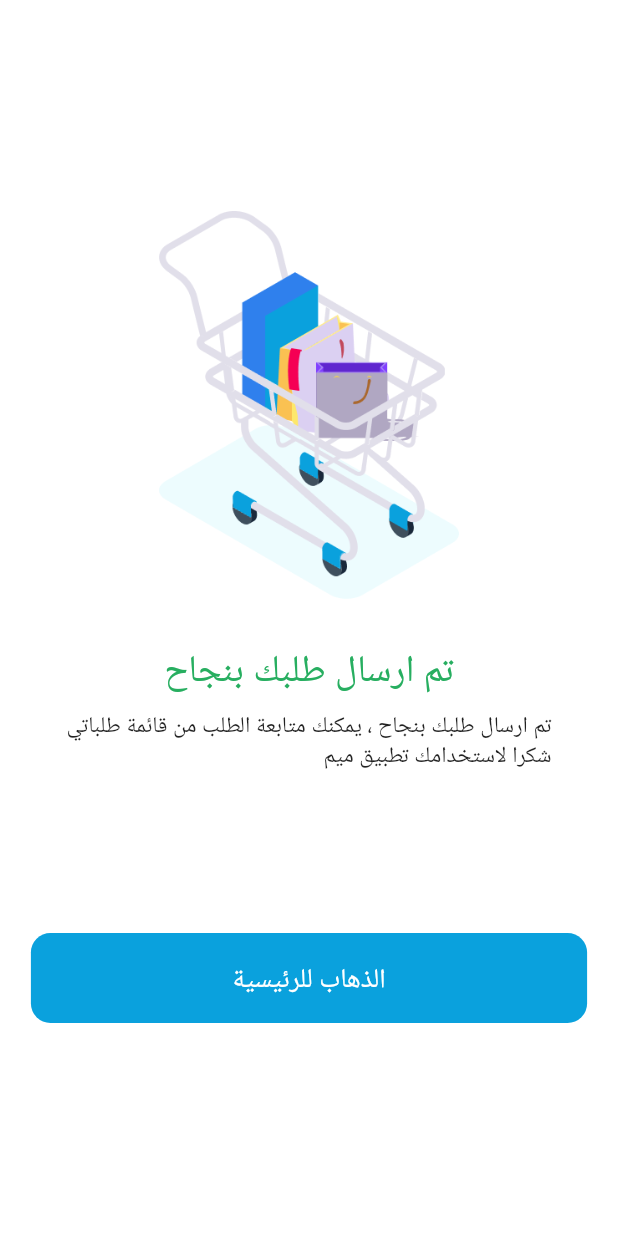
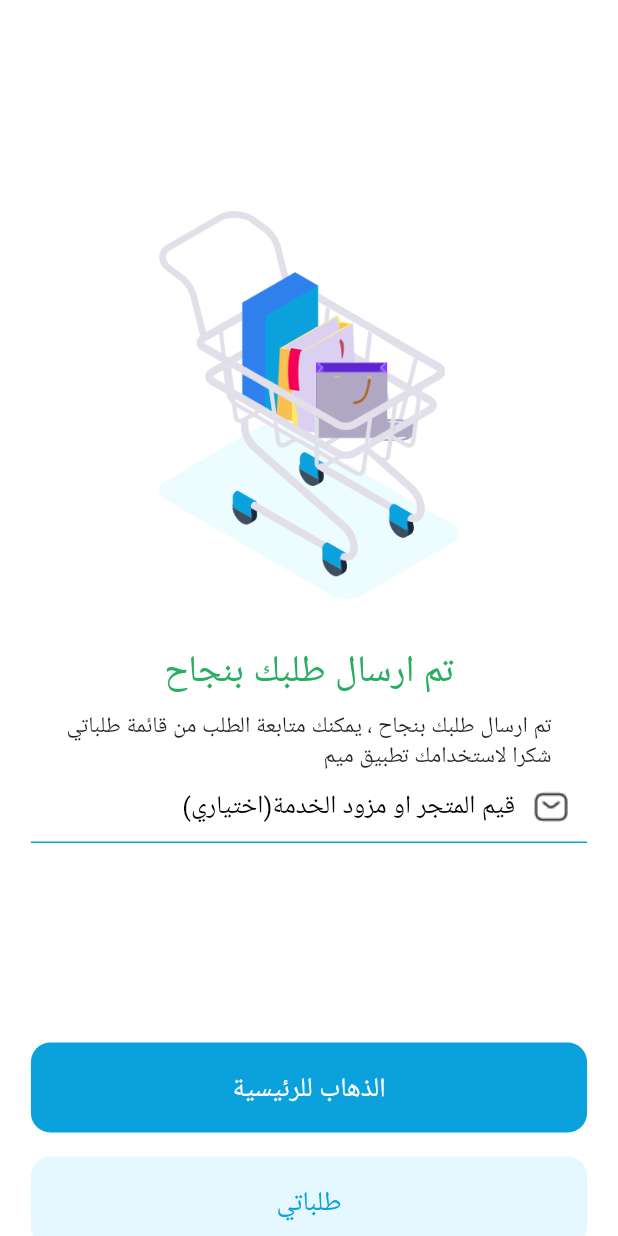
Before and after one commit to MostafaMorsy01/mim_app, a Flutter app: the OrderSuccessMobileView screen opened directly, on a phone screen of 412 x 824 dp. Run offline on Flutter 3.47's test engine with Material 2 defaults, Android fonts, the phone set to English and light mode, and no system bars; our stand-ins replace cached_network_image, connectivity_plus, device_preview, dio, dotted_border, dropdown_button2 and 15 more; missing offline and left inert: dart:ffi, multi_image_picker_view, multiple_images_picker; accounts and stored records are empty; Roboto replaces fonts that are missing (CairoBold, CairoRegular).

Commit message:
- ready for search

```diff
--- a/assets/languages/ar.json
+++ b/assets/languages/ar.json
@@ -117,7 +117,7 @@
     "enter_your_name" : "أدخل أسمك",
     "verify" :"تفعيل",
     "verify_account" : "تفعيل الحساب",
-    "please_enter_otp_code_sent_to_your_mail" :"من فضلك ادخل رقم الكود المرسل الى البريد الاليكتروني الخاص بك ، لتتمكن من تفعيل حسابك",
+    "please_enter_otp_code_sent_to_your_mail" :"من فضلك ادخل رقم الكود المرسل الى رقم الجوال ، لتتمكن من تفعيل حسابك",
     "resend_code" : "أعد إرسال الرمز",
     "login_user" : "قم بتسجيل الدخول لمستخدم",
     "login_sp" : "قم بتسجيل الدخول لامتلاك متجر ",
@@ -172,6 +172,7 @@
     "inprogress": "قيد التنفيذ",
     "delivered": "تم التوصيل",
     "order_no": "رقم الطلب #",
-    "order_stat": "حالة الطلب:"
+    "order_stat": "حالة الطلب:",
+    "order_rate": "قيم المتجر او مزود الخدمة(اختياري)"
 
 }
--- a/lib/Modules/Authentication/Views/Mobile/login_mobile_view.dart
+++ b/lib/Modules/Authentication/Views/Mobile/login_mobile_view.dart
@@ -269,8 +269,8 @@ class _LoginMobileViewState extends State<LoginMobileView> {
                       style: const TextStyle(
                           height: 1.6,
                           color: AppColors.primary,
-                          fontFamily: AppFonts.cairoFontLight,
-                          fontSize: 20),
+                          fontFamily: AppFonts.cairoFontMedium,
+                          fontSize: 18),
                     ),
                   ),
                 ),
--- a/lib/Modules/Cart/Model/car_core_model.dart
+++ b/lib/Modules/Cart/Model/car_core_model.dart
@@ -11,11 +11,11 @@ class CartCoreModel {
   CartCoreModel.fromJson(Map<String, dynamic>? json) {
     if (json!['cart_item'] != null) {
       cartItem = <CartItem>[];
-      json!['cart_item'].forEach((v) {
+      json['cart_item'].forEach((v) {
         cartItem!.add(new CartItem.fromJson(v));
       });
     }
-    subTotal = json['sub_total'];
+    subTotal = json!['sub_total'];
     shipmentFees = json['shipment_fees'];
     total = json['total'];
   }
--- a/lib/Modules/Cart/ViewModel/cart_view_model.dart
+++ b/lib/Modules/Cart/ViewModel/cart_view_model.dart
@@ -26,6 +26,7 @@ class CartViewModel with ChangeNotifier {
   Future<void> cartFetchingData(
       BuildContext context,
       ) async {
+
     print("loading");
     secondaryStatus = Status.loading;
     notifyListeners();
--- a/lib/Modules/Order/Views/Mobile/order_sucess_mobile_view.dart
+++ b/lib/Modules/Order/Views/Mobile/order_sucess_mobile_view.dart
@@ -3,10 +3,13 @@ import 'package:flutter/material.dart';
 import 'package:meem_app/Constants/app_colors.dart';
 import 'package:meem_app/Localization/app_localization.dart';
 
+import '../../../../CommonWidget/custom_text_field_widget.dart';
 import '../../../../CommonWidget/main_button.dart';
 import '../../../../Constants/app_assets.dart';
 import '../../../../Constants/app_fonts.dart';
+import '../../../../Services/text_field_validations.dart';
 import '../../../BottomNavbar/Views/bottom_navbar_view.dart';
+import '../../../ListOrder/Views/Mobile/order_list_mobile_vieew.dart';
 
 class OrderSuccessMobileView extends StatefulWidget {
   const OrderSuccessMobileView({Key? key}) : super(key: key);
@@ -16,11 +19,21 @@ class OrderSuccessMobileView extends StatefulWidget {
 }
 
 class _OrderSuccessMobileViewState extends State<OrderSuccessMobileView> {
+  TextEditingController rateController = TextEditingController();
+  final _formKey = GlobalKey<FormState>();
+  @override
+  void dispose() {
+    rateController.dispose();
+    super.dispose();
+  }
   @override
   Widget build(BuildContext context) {
     final deviceSize = MediaQuery.of(context).size;
+    final node = FocusScope.of(context);
     return Scaffold(
-      body: Container(
+      body: Form(
+        key: _formKey,
+        child: Container(
           child: Column(
             children: [
               Padding(
@@ -56,6 +69,20 @@ class _OrderSuccessMobileViewState extends State<OrderSuccessMobileView> {
                   ),
                 ),
               ),
+              CustomTextField(
+                  deviceSize: deviceSize,
+                  hint: getTranslated(context, "order_rate"),
+                  controller: rateController,
+                  textInputAction: TextInputAction.next,
+                  keyboardType: TextInputType.text,
+                  icon: AppAssets.mailIcon,
+                  validate: (_) {
+                    return AppValidations.validateEmail(
+                        rateController.text, context);
+                  },
+                  onEditingComplete: () {
+                    node.nextFocus();
+                  }),
               SizedBox(height: 100,),
               Padding(
                 padding: const EdgeInsets.all( 8.0),
@@ -71,7 +98,22 @@ class _OrderSuccessMobileViewState extends State<OrderSuccessMobileView> {
                   },
                 ),
               ),
+              Padding(
+                padding: const EdgeInsets.all( 8.0),
+                child: MainButton1(
+                  text: getTranslated(context, "my_orders"),
+                  width: deviceSize.width * 0.9,
+                  onPressed: () async {
+
+                    Navigator.of(context, rootNavigator: true).pushReplacement(MaterialPageRoute(builder: (context) =>  OrderListMobileView()));
+
+
+
+                  },
+                ),
+              ),
             ],
+          ),
         ),
       ),
     );
--- a/lib/Modules/Profile/Complaint/Views/Mobile/complaint_mobile_view.dart
+++ b/lib/Modules/Profile/Complaint/Views/Mobile/complaint_mobile_view.dart
@@ -256,7 +256,7 @@ class _ComplaintMobileViewState extends State<ComplaintMobileView> {
                       hint: getTranslated(context, "email"),
                       controller: emailController,
                       textInputAction: TextInputAction.next,
-                      keyboardType: TextInputType.name,
+                      keyboardType: TextInputType.emailAddress,
                       icon: AppAssets.userTagIcon,
                       validate: (_) {
                         return AppValidations.validateNotEmptyText(
```
Also changed, not shown: lib/Models/api_response_model.dart (+5 -3 lines), lib/Modules/Cart/Views/Mobile/my_cart_mobile_view.dart (+6 -4 lines). Lines whose indentation alone changed are shown as unchanged.
